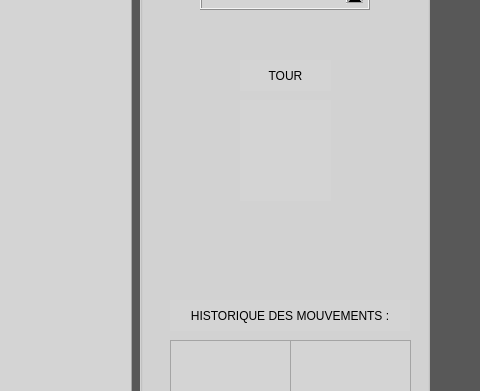
First picture: the form in mainwindow.ui, repository HugH-CRT/Echecs, before the edit; both pictures show x 600 to 1080 and y 239 to 630 of the 1080 by 950 pixel window.
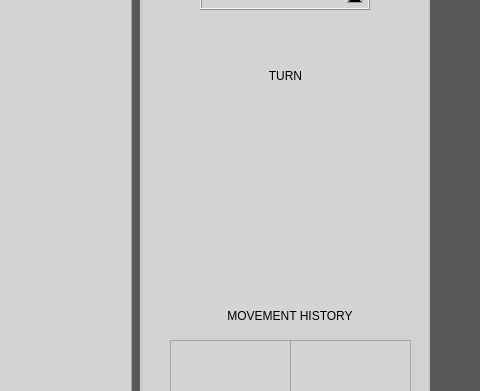
Second picture: the form after the edit. Icons and pictures are not drawn.

Patch:
```diff
--- a/mainwindow.ui
+++ b/mainwindow.ui
@@ -302,7 +302,7 @@
 color: rgb(0, 0, 0);</string>
      </property>
      <property name="text">
-      <string>TOUR</string>
+      <string>TURN</string>
      </property>
      <property name="alignment">
       <set>Qt::AlignCenter</set>
@@ -372,7 +372,7 @@
 color: rgb(0, 0, 0);</string>
      </property>
      <property name="text">
-      <string>HISTORIQUE DES MOUVEMENTS :</string>
+      <string>MOVEMENT HISTORY</string>
      </property>
      <property name="alignment">
       <set>Qt::AlignCenter</set>
```
Left out of the diff: 4 changed lines with no effect on the pictures.
